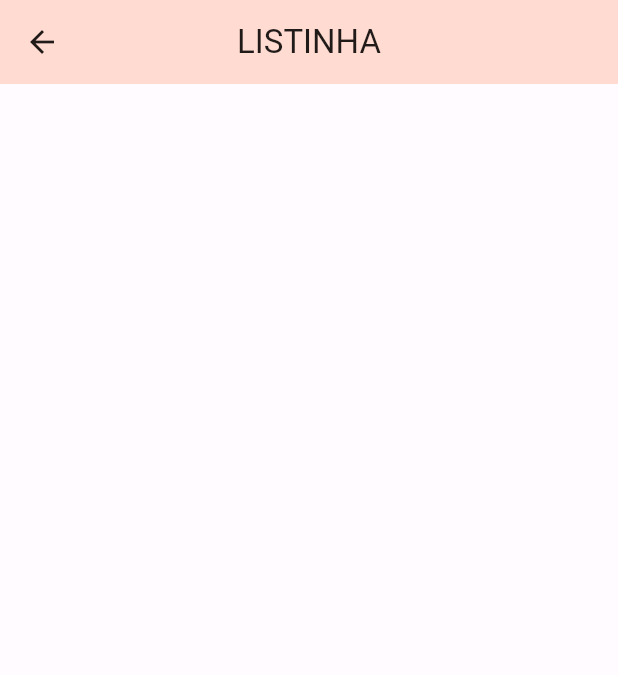
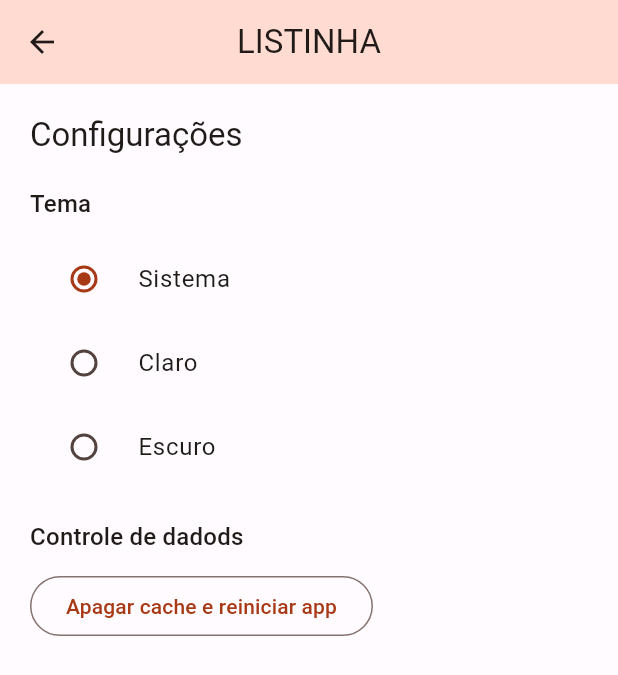
Before and after one commit to icarosolon/app-listinha, a Flutter app: the ConfigurationPage screen opened by its route, on a phone screen of 412 x 824 dp. Shown: the top 675 px of the screen. Run offline on Flutter 3.47's test engine with Material 2 defaults, Android fonts, the light colour scheme and no system bars; our stand-ins replace flutter_modular, realm; generated files the repository leaves out were written again.

Commit message:
feat: geranciamento de estado config e persistencia de dados local

```diff
--- a/lib/src/configuration/configuration_page.dart
+++ b/lib/src/configuration/configuration_page.dart
@@ -1,12 +1,60 @@
 import 'package:flutter/material.dart';
+import 'package:flutter_modular/flutter_modular.dart';
+import 'package:todo/src/shared/stores/app_store.dart';
 
 class ConfigurationPage extends StatelessWidget {
   const ConfigurationPage({Key? key}) : super(key: key);
 
   @override
   Widget build(BuildContext context) {
+
+    final appStore = context.watch<AppStore>(
+            (store) => store.themeMode
+    );
+
     return Scaffold(
       appBar: AppBar(title: Text('LISTINHA')),
+      body: Padding(
+        padding: const EdgeInsets.fromLTRB(20,20,20,0),
+        child: Column(
+          crossAxisAlignment: CrossAxisAlignment.start,
+          children: [
+            Text('Configurações',
+            style: Theme.of(context).textTheme.titleLarge,
+            ),
+            SizedBox(height: 20,),
+            Text('Tema',
+            style: Theme.of(context).textTheme.titleMedium,),
+            SizedBox(height: 10,),
+            RadioListTile(
+              title: Text('Sistema'),
+              value: ThemeMode.system,
+              groupValue: appStore.themeMode.value,
+              onChanged: appStore.changeThemeMode
+            ),
+            RadioListTile(
+              title: Text('Claro'),
+              value: ThemeMode.light,
+              groupValue: appStore.themeMode.value,
+              onChanged: appStore.changeThemeMode
+            ),
+            RadioListTile(
+              title: Text('Escuro'),
+              value: ThemeMode.dark,
+              groupValue: appStore.themeMode.value,
+              onChanged: appStore.changeThemeMode
+            ),
+            SizedBox(height: 20,),
+            Text('Controle de dadods',
+            style: Theme.of(context).textTheme.titleMedium,),
+            SizedBox(height: 10,),
+            OutlinedButton(
+                onPressed: appStore.deleteCacheApp,
+                child: const Text('Apagar cache e reiniciar app'),
+            )
+          ],
+        ),
+      ),
     );
   }
 }
--- a/pubspec.yaml
+++ b/pubspec.yaml
@@ -40,6 +40,7 @@ dependencies:
   result_dart: ^1.0.5
   flutter_modular: ^5.0.3
   realm: ^0.8.0+rc
+  intl: ^0.18.0
 
 dev_dependencies:
   flutter_test:
```
Also changed, not shown: lib/src/configuration/services/configuration_service.dart (added, +35 -0 lines), lib/src/home/widgets/custom_drawer.dart (+27 -7 lines), lib/src/shared/app_module.dart (+15 -0 lines), lib/src/shared/app_widget.dart (+6 -1 lines), lib/src/shared/services/realm/models/configuration_model.dart (added, +9 -0 lines), lib/src/shared/services/realm/realm_config.dart (added, +11 -0 lines), lib/src/shared/stores/app_store.dart (added, +48 -0 lines), lib/src/shared/services/realm/models/configuration_model.g.dart (added), lib/src/shared/themes/themes.dart (line endings or trailing spaces), pubspec.lock.
